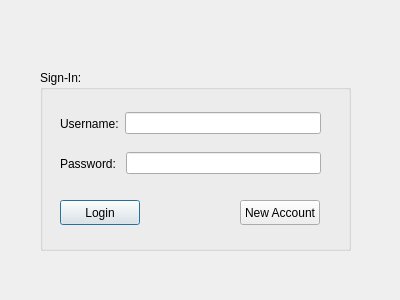
Above: Draw_Shape/login.ui from Pu12dy/CS_1C-Group-Project before the change. Below: the same form after it.
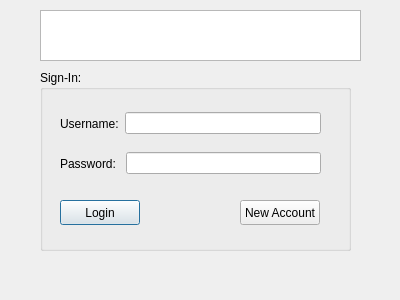
That is the form after the change. Icons and pictures are not drawn.

What changed in the file:
```diff
--- a/Draw_Shape/login.ui
+++ b/Draw_Shape/login.ui
@@ -13,6 +13,16 @@
   <property name="windowTitle">
    <string>Dialog</string>
   </property>
+  <widget class="QGraphicsView" name="Logo">
+   <property name="geometry">
+    <rect>
+     <x>40</x>
+     <y>10</y>
+     <width>321</width>
+     <height>51</height>
+    </rect>
+   </property>
+  </widget>
   <widget class="QGroupBox" name="groupBox">
    <property name="geometry">
     <rect>
@@ -96,25 +106,6 @@
     </property>
    </widget>
   </widget>
-  <widget class="QLabel" name="label_3">
-   <property name="geometry">
-    <rect>
-     <x>40</x>
-     <y>10</y>
-     <width>321</width>
-     <height>51</height>
-    </rect>
-   </property>
-   <property name="text">
-    <string/>
-   </property>
-   <property name="pixmap">
-    <pixmap resource="resource.qrc">:/rec/img/Memory_Leak_Logo.png</pixmap>
-   </property>
-   <property name="scaledContents">
-    <bool>true</bool>
-   </property>
-  </widget>
  </widget>
  <resources>
   <include location="resource.qrc"/>
```
Left out of the diff: 4 changed lines with no effect on the pictures.
